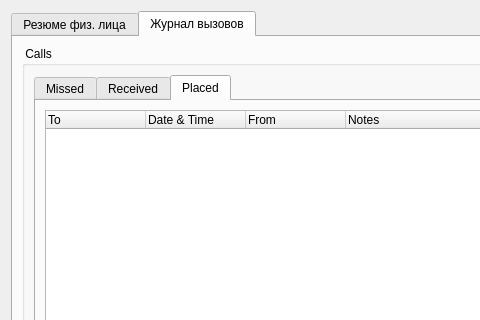
okostynchuk/Outcall, file ViewContactDialog.ui: the form before one commit; both pictures show x 0 to 480 and y 0 to 320 of the 605 by 459 pixel window.
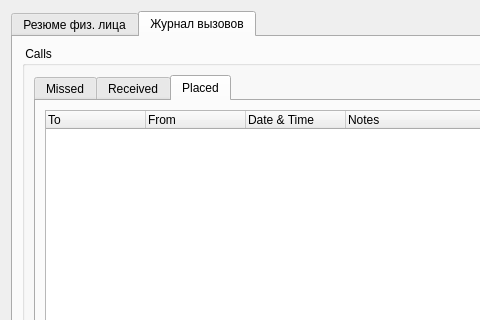
The form after the commit. The open tabs and pages were chosen to show the change. Icons and pictures are not drawn.

Patch:
```diff
--- a/ViewContactDialog.ui
+++ b/ViewContactDialog.ui
@@ -586,12 +586,12 @@
                 </column>
                 <column>
                  <property name="text">
-                  <string notr="true">Date &amp; Time</string>
+                  <string notr="true">From</string>
                  </property>
                 </column>
                 <column>
                  <property name="text">
-                  <string notr="true">From</string>
+                  <string notr="true">Date &amp; Time</string>
                  </property>
                 </column>
                 <column>
```
